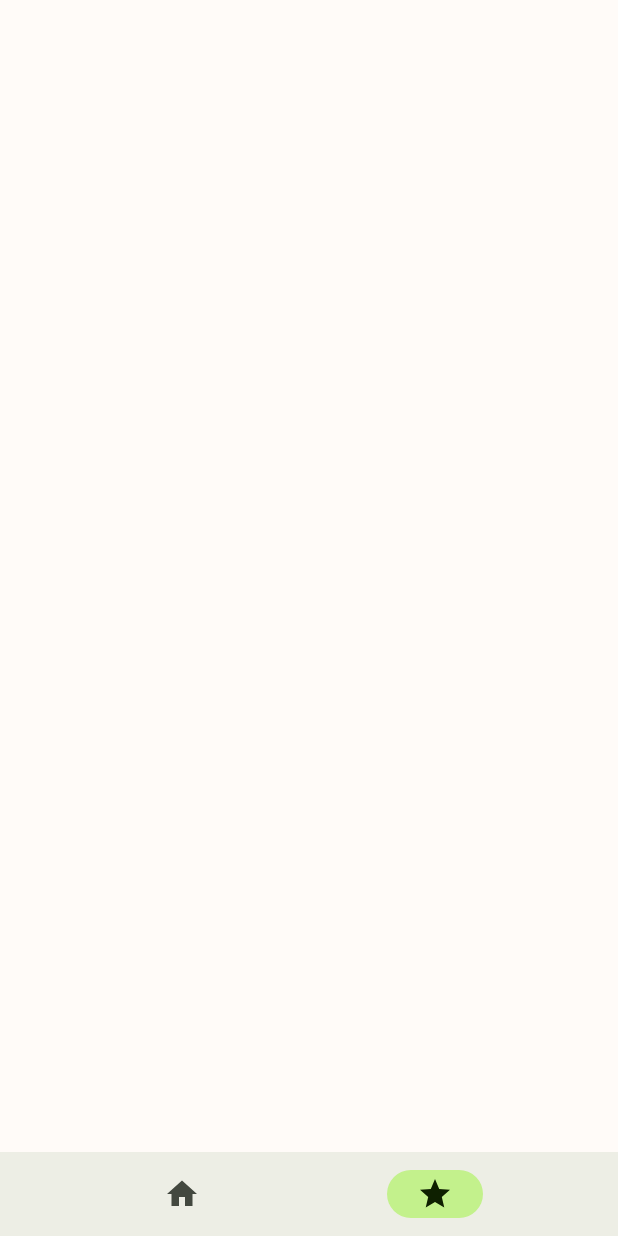
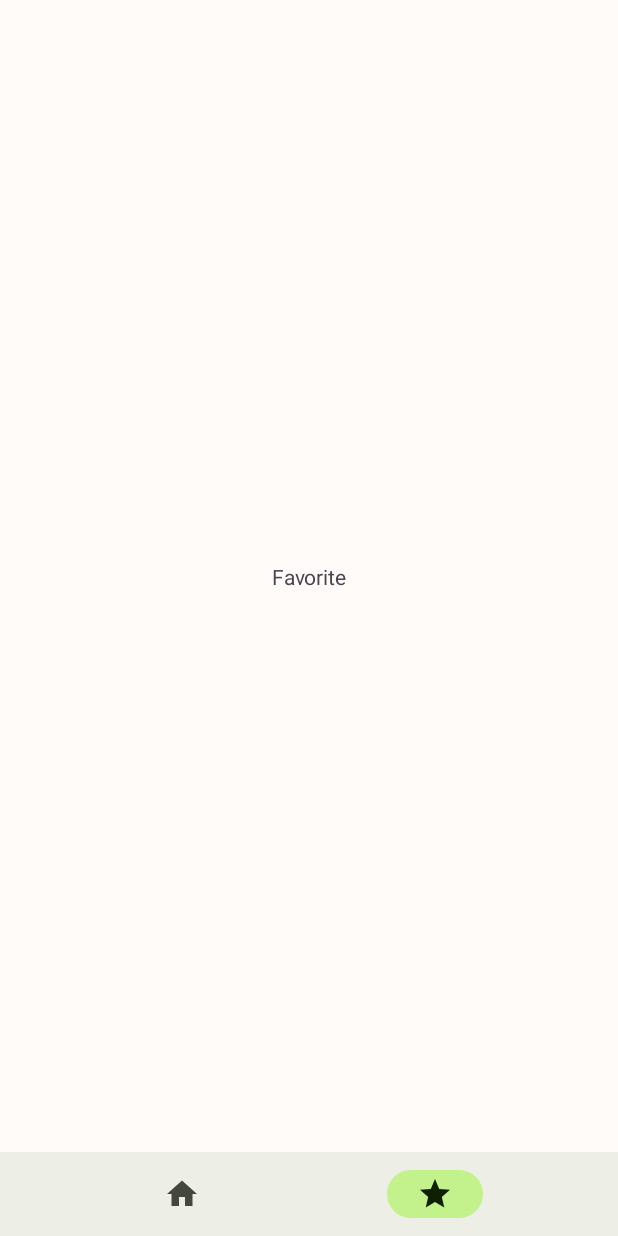
Before and after one commit to l2hyunwoo/Phresco, an Android app: the screen it shows after launch (GalleryActivity), item 2 of the bottom bar chosen, on a phone screen of 412 x 824 dp. Run offline under Robolectric (Android 15) with nearby library versions, the phone set to English and light mode, and no system bars; our stand-ins replace Dagger/Hilt's generated code, data binding.

Commit message:
[feature/gallery] BottomNavigationView 설정

```diff
--- a/app/src/main/AndroidManifest.xml
+++ b/app/src/main/AndroidManifest.xml
@@ -21,7 +21,7 @@
                 android:value="androidx.startup" />
         </provider>
         <activity
-            android:name=".presentation.GalleryActivity"
+            android:name=".presentation.gallery.GalleryActivity"
             android:exported="true">
             <intent-filter>
                 <action android:name="android.intent.action.MAIN" />
--- a/app/src/main/java/com/l2hyunwoo/phorest/presentation/GalleryActivity.kt
+++ /dev/null
@@ -1,23 +0,0 @@
-package com.l2hyunwoo.phorest.presentation
-
-import android.os.Bundle
-import com.l2hyunwoo.phorest.R
-import com.l2hyunwoo.phorest.core.base.BindingActivity
-import com.l2hyunwoo.phorest.databinding.ActivityGalleryBinding
-
-class GalleryActivity : BindingActivity<ActivityGalleryBinding>(R.layout.activity_gallery) {
-    override fun onCreate(savedInstanceState: Bundle?) {
-        super.onCreate(savedInstanceState)
-        binding.bnvMain.setOnItemSelectedListener {
-            when (it.itemId) {
-                R.id.page_home -> {
-                    true
-                }
-                R.id.page_favorite -> {
-                    true
-                }
-                else -> false
-            }
-        }
-    }
-}
--- /dev/null
+++ b/app/src/main/java/com/l2hyunwoo/phorest/presentation/gallery/GalleryActivity.kt
@@ -0,0 +1,30 @@
+package com.l2hyunwoo.phorest.presentation.gallery
+
+import android.os.Bundle
+import androidx.annotation.IdRes
+import com.l2hyunwoo.phorest.R
+import com.l2hyunwoo.phorest.core.base.BindingActivity
+import com.l2hyunwoo.phorest.databinding.ActivityGalleryBinding
+import com.l2hyunwoo.phorest.presentation.gallery.subscreen.FavoriteFragment
+import com.l2hyunwoo.phorest.presentation.gallery.subscreen.FeedFragment
+
+class GalleryActivity : BindingActivity<ActivityGalleryBinding>(R.layout.activity_gallery) {
+    override fun onCreate(savedInstanceState: Bundle?) {
+        super.onCreate(savedInstanceState)
+        supportFragmentManager.beginTransaction()
+            .replace(R.id.container_main, FeedFragment())
+            .commit()
+        binding.bnvMain.setOnItemSelectedListener {
+            supportFragmentManager.beginTransaction()
+                .replace(R.id.container_main, createFragmentOf(it.itemId))
+                .commit()
+            true
+        }
+    }
+
+    private fun createFragmentOf(@IdRes itemId: Int) = when (itemId) {
+        R.id.page_home -> FeedFragment()
+        R.id.page_favorite -> FavoriteFragment()
+        else -> throw IllegalStateException("Id: ${itemId}를 가진 Fragment는 존재하지 않습니다.")
+    }
+}
--- /dev/null
+++ b/app/src/main/java/com/l2hyunwoo/phorest/presentation/gallery/subscreen/FavoriteFragment.kt
@@ -0,0 +1,19 @@
+package com.l2hyunwoo.phorest.presentation.gallery.subscreen
+
+import android.os.Bundle
+import android.view.LayoutInflater
+import android.view.View
+import android.view.ViewGroup
+import com.l2hyunwoo.phorest.R
+import com.l2hyunwoo.phorest.core.base.BindingFragment
+import com.l2hyunwoo.phorest.databinding.FragmentFavoriteBinding
+
+class FavoriteFragment : BindingFragment<FragmentFavoriteBinding>(R.layout.fragment_favorite) {
+    override fun onCreateView(
+        inflater: LayoutInflater,
+        container: ViewGroup?,
+        savedInstanceState: Bundle?
+    ): View? {
+        return super.onCreateView(inflater, container, savedInstanceState)
+    }
+}
--- /dev/null
+++ b/app/src/main/java/com/l2hyunwoo/phorest/presentation/gallery/subscreen/FeedFragment.kt
@@ -0,0 +1,19 @@
+package com.l2hyunwoo.phorest.presentation.gallery.subscreen
+
+import android.os.Bundle
+import android.view.LayoutInflater
+import android.view.View
+import android.view.ViewGroup
+import com.l2hyunwoo.phorest.R
+import com.l2hyunwoo.phorest.core.base.BindingFragment
+import com.l2hyunwoo.phorest.databinding.FragmentFeedBinding
+
+class FeedFragment : BindingFragment<FragmentFeedBinding>(R.layout.fragment_feed) {
+    override fun onCreateView(
+        inflater: LayoutInflater,
+        container: ViewGroup?,
+        savedInstanceState: Bundle?
+    ): View? {
+        return super.onCreateView(inflater, container, savedInstanceState)
+    }
+}
--- a/app/src/main/res/layout/activity_gallery.xml
+++ b/app/src/main/res/layout/activity_gallery.xml
@@ -10,7 +10,14 @@
     <androidx.constraintlayout.widget.ConstraintLayout
         android:layout_width="match_parent"
         android:layout_height="match_parent"
-        tools:context=".presentation.GalleryActivity">
+        tools:context=".presentation.gallery.GalleryActivity">
+
+        <androidx.fragment.app.FragmentContainerView
+            android:id="@+id/container_main"
+            android:layout_width="match_parent"
+            android:layout_height="0dp"
+            app:layout_constraintBottom_toTopOf="@+id/bnv_main"
+            app:layout_constraintTop_toTopOf="parent" />
 
         <com.google.android.material.bottomnavigation.BottomNavigationView
             android:id="@+id/bnv_main"
--- /dev/null
+++ b/app/src/main/res/layout/fragment_favorite.xml
@@ -0,0 +1,24 @@
+<?xml version="1.0" encoding="utf-8"?>
+<layout xmlns:android="http://schemas.android.com/apk/res/android"
+    xmlns:app="http://schemas.android.com/apk/res-auto"
+    xmlns:tools="http://schemas.android.com/tools">
+
+    <data>
+
+    </data>
+
+    <androidx.constraintlayout.widget.ConstraintLayout
+        android:layout_width="match_parent"
+        android:layout_height="match_parent"
+        tools:context=".presentation.gallery.subscreen.FavoriteFragment">
+
+        <TextView
+            android:layout_width="wrap_content"
+            android:layout_height="wrap_content"
+            android:text="Favorite"
+            app:layout_constraintBottom_toBottomOf="parent"
+            app:layout_constraintEnd_toEndOf="parent"
+            app:layout_constraintStart_toStartOf="parent"
+            app:layout_constraintTop_toTopOf="parent" />
+    </androidx.constraintlayout.widget.ConstraintLayout>
+</layout>
```
Also changed, not shown: app/src/main/res/layout/fragment_feed.xml (added, +25 -0 lines).
